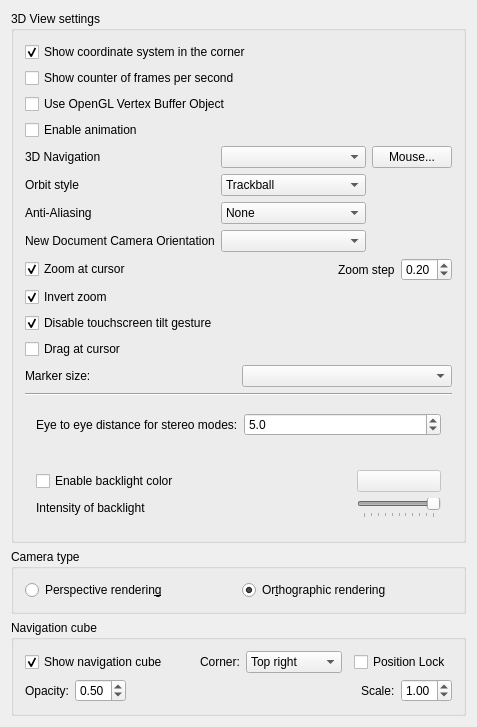
Old version of the form src/Gui/DlgSettings3DView.ui in the repository tyszja/FreeCAD.
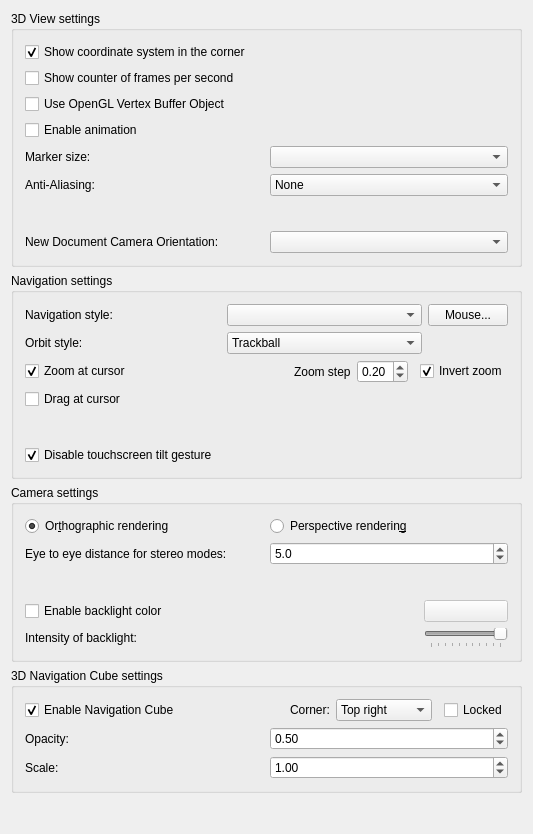
New version of the form. Custom widgets are drawn as their Qt base class.

Commit message:
UI/Preferences/3D: Revamp the layout
This change regroups all this mix of widgets.
New layout and more meaningfull group boxes were added.

Diff of the .ui file:
```diff
--- a/src/Gui/DlgSettings3DView.ui
+++ b/src/Gui/DlgSettings3DView.ui
@@ -6,10 +6,16 @@
    <rect>
     <x>0</x>
     <y>0</y>
-    <width>477</width>
-    <height>630</height>
+    <width>533</width>
+    <height>834</height>
    </rect>
   </property>
+  <property name="sizePolicy">
+   <sizepolicy hsizetype="MinimumExpanding" vsizetype="Preferred">
+    <horstretch>0</horstretch>
+    <verstretch>0</verstretch>
+   </sizepolicy>
+  </property>
   <property name="windowTitle">
    <string>3D View</string>
   </property>
@@ -82,66 +88,47 @@
        </widget>
       </item>
       <item>
-       <layout class="QGridLayout" name="gridLayout2">
-        <item row="0" column="0">
-         <widget class="QLabel" name="navigationLabel">
-          <property name="text">
-           <string>3D Navigation</string>
-          </property>
-         </widget>
-        </item>
-        <item row="0" column="1">
-         <widget class="QComboBox" name="comboNavigationStyle">
-          <property name="currentIndex">
-           <number>-1</number>
-          </property>
-         </widget>
-        </item>
-        <item row="0" column="2">
-         <widget class="QPushButton" name="mouseButton">
-          <property name="sizePolicy">
-           <sizepolicy hsizetype="Maximum" vsizetype="Fixed">
-            <horstretch>0</horstretch>
-            <verstretch>0</verstretch>
-           </sizepolicy>
-          </property>
-          <property name="text">
-           <string>Mouse...</string>
-          </property>
-         </widget>
-        </item>
-        <item row="1" column="0">
-         <widget class="QLabel" name="orbitLabel">
-          <property name="text">
-           <string>Orbit style</string>
-          </property>
-         </widget>
-        </item>
-        <item row="1" column="1">
-         <widget class="QComboBox" name="comboOrbitStyle">
-          <property name="currentIndex">
-           <number>1</number>
-          </property>
+       <layout class="QHBoxLayout">
+        <property name="spacing">
+         <number>6</number>
+        </property>
+        <property name="leftMargin">
+         <number>0</number>
+        </property>
+        <property name="topMargin">
+         <number>0</number>
+        </property>
+        <property name="rightMargin">
+         <number>0</number>
+        </property>
+        <property name="bottomMargin">
+         <number>0</number>
+        </property>
           <item>
+         <widget class="QLabel" name="markerSizeLabel">
            <property name="text">
-            <string>Turntable</string>
-           </property>
+           <string>Marker size:</string>
+          </property>
+         </widget>
           </item>
           <item>
-           <property name="text">
-            <string>Trackball</string>
-           </property>
-          </item>
-         </widget>
-        </item>
-        <item row="2" column="0">
+         <widget class="QComboBox" name="boxMarkerSize"/>
+        </item>
+       </layout>
+      </item>
+      <item>
+       <layout class="QHBoxLayout" name="horizontalLayout_10">
+        <property name="topMargin">
+         <number>0</number>
+        </property>
+        <item>
          <widget class="QLabel" name="aliasingLAbel">
           <property name="text">
-           <string>Anti-Aliasing</string>
+           <string>Anti-Aliasing:</string>
           </property>
          </widget>
         </item>
-        <item row="2" column="1">
+        <item>
          <widget class="Gui::PrefComboBox" name="comboAliasing">
           <property name="prefEntry" stdset="0">
            <cstring>AntiAliasing</cstring>
@@ -176,21 +163,107 @@
           </item>
          </widget>
         </item>
-        <item row="3" column="0">
+       </layout>
+      </item>
+      <item>
+       <spacer name="verticalSpacer">
+        <property name="orientation">
+         <enum>Qt::Vertical</enum>
+        </property>
+        <property name="sizeHint" stdset="0">
+         <size>
+          <width>20</width>
+          <height>40</height>
+         </size>
+        </property>
+       </spacer>
+      </item>
+      <item>
+       <layout class="QHBoxLayout" name="horizontalLayout_11">
+        <property name="topMargin">
+         <number>0</number>
+        </property>
+        <item>
          <widget class="QLabel" name="newDocViewLabel">
           <property name="text">
-           <string>New Document Camera Orientation</string>
+           <string>New Document Camera Orientation:</string>
           </property>
          </widget>
         </item>
-        <item row="3" column="1">
-         <widget class="QComboBox" name="comboNewDocView">
+        <item>
+         <widget class="QComboBox" name="comboNewDocView"/>
+        </item>
+       </layout>
+      </item>
+     </layout>
+    </widget>
+   </item>
+   <item>
+    <widget class="QGroupBox" name="groupBox">
+     <property name="title">
+      <string>Navigation settings</string>
+     </property>
+     <layout class="QVBoxLayout" name="verticalLayout_5">
+      <item>
+       <layout class="QGridLayout" name="gridLayout2">
+        <item row="1" column="1">
+         <widget class="QComboBox" name="comboOrbitStyle">
+          <property name="currentIndex">
+           <number>1</number>
+          </property>
+          <item>
+           <property name="text">
+            <string>Turntable</string>
+           </property>
+          </item>
+          <item>
+           <property name="text">
+            <string>Trackball</string>
+           </property>
+          </item>
+         </widget>
+        </item>
+        <item row="0" column="2">
+         <widget class="QPushButton" name="mouseButton">
+          <property name="sizePolicy">
+           <sizepolicy hsizetype="Maximum" vsizetype="Fixed">
+            <horstretch>0</horstretch>
+            <verstretch>0</verstretch>
+           </sizepolicy>
+          </property>
+          <property name="text">
+           <string>Mouse...</string>
+          </property>
+         </widget>
+        </item>
+        <item row="0" column="0">
+         <widget class="QLabel" name="navigationLabel">
+          <property name="text">
+           <string>Navigation style:</string>
+          </property>
+         </widget>
+        </item>
+        <item row="0" column="1">
+         <widget class="QComboBox" name="comboNavigationStyle">
+          <property name="currentIndex">
+           <number>-1</number>
+          </property>
+         </widget>
+        </item>
+        <item row="1" column="0">
+         <widget class="QLabel" name="orbitLabel">
+          <property name="text">
+           <string>Orbit style:</string>
+          </property>
          </widget>
         </item>
        </layout>
       </item>
       <item>
        <layout class="QHBoxLayout" name="horizontalLayout">
+        <property name="spacing">
+         <number>12</number>
+        </property>
         <item>
          <widget class="Gui::PrefCheckBox" name="checkBoxZoomAtCursor">
           <property name="text">
@@ -221,6 +294,8 @@
          </spacer>
         </item>
         <item>
+         <layout class="QHBoxLayout" name="horizontalLayout_9">
+          <item>
          <widget class="QLabel" name="label">
           <property name="text">
            <string>Zoom step</string>
@@ -267,6 +342,37 @@
         </property>
        </widget>
       </item>
+       </layout>
+      </item>
+      <item>
+       <widget class="Gui::PrefCheckBox" name="checkBoxDragAtCursor">
+        <property name="text">
+         <string>Drag at cursor</string>
+        </property>
+        <property name="checked">
+         <bool>false</bool>
+        </property>
+        <property name="prefEntry" stdset="0">
+         <cstring>DragAtCursor</cstring>
+        </property>
+        <property name="prefPath" stdset="0">
+         <cstring>View</cstring>
+        </property>
+       </widget>
+      </item>
+      <item>
+       <spacer name="verticalSpacer_2">
+        <property name="orientation">
+         <enum>Qt::Vertical</enum>
+        </property>
+        <property name="sizeHint" stdset="0">
+         <size>
+          <width>20</width>
+          <height>40</height>
+         </size>
+        </property>
+       </spacer>
+      </item>
       <item>
        <widget class="Gui::PrefCheckBox" name="checkBoxDisableTilt">
         <property name="toolTip">
@@ -286,80 +392,97 @@
         </property>
        </widget>
       </item>
+     </layout>
+    </widget>
+   </item>
       <item>
-       <widget class="Gui::PrefCheckBox" name="checkBoxDragAtCursor">
-        <property name="text">
-         <string>Drag at cursor</string>
-        </property>
-        <property name="checked">
+    <widget class="QGroupBox" name="groupBoxCamera">
+     <property name="sizePolicy">
+      <sizepolicy hsizetype="Preferred" vsizetype="Preferred">
+       <horstretch>0</horstretch>
+       <verstretch>0</verstretch>
+      </sizepolicy>
+     </property>
+     <property name="title">
+      <string>Camera settings</string>
+     </property>
+     <property name="flat">
          <bool>false</bool>
         </property>
-        <property name="prefEntry" stdset="0">
-         <cstring>DragAtCursor</cstring>
-        </property>
-        <property name="prefPath" stdset="0">
-         <cstring>View</cstring>
-        </property>
-       </widget>
-      </item>
-      <item>
-       <layout class="QHBoxLayout">
+     <layout class="QVBoxLayout" name="verticalLayout_3">
         <property name="spacing">
          <number>6</number>
         </property>
         <property name="leftMargin">
-         <number>0</number>
+       <number>11</number>
         </property>
         <property name="topMargin">
-         <number>0</number>
+       <number>11</number>
         </property>
         <property name="rightMargin">
+       <number>11</number>
+      </property>
+      <property name="bottomMargin">
+       <number>11</number>
+      </property>
+      <item>
+       <layout class="QHBoxLayout" name="horizontalLayout_8">
+        <property name="leftMargin">
          <number>0</number>
         </property>
+        <property name="topMargin">
+         <number>0</number>
+        </property>
         <property name="bottomMargin">
          <number>0</number>
         </property>
         <item>
-         <widget class="QLabel" name="markerSizeLabel">
+         <widget class="Gui::PrefRadioButton" name="radioOrthographic">
           <property name="text">
-           <string>Marker size:</string>
+           <string>Or&amp;thographic rendering</string>
+          </property>
+          <property name="checked">
+           <bool>true</bool>
+          </property>
+          <property name="prefEntry" stdset="0">
+           <cstring>Orthographic</cstring>
+          </property>
+          <property name="prefPath" stdset="0">
+           <cstring>View</cstring>
           </property>
          </widget>
         </item>
         <item>
-         <widget class="QComboBox" name="boxMarkerSize"/>
+         <widget class="Gui::PrefRadioButton" name="radioPerspective">
+          <property name="text">
+           <string>Perspective renderin&amp;g</string>
+          </property>
+          <property name="prefEntry" stdset="0">
+           <cstring>Perspective</cstring>
+          </property>
+          <property name="prefPath" stdset="0">
+           <cstring>View</cstring>
+          </property>
+         </widget>
         </item>
        </layout>
       </item>
-      <item>
-       <widget class="Line" name="line1">
-        <property name="frameShape">
-         <enum>QFrame::HLine</enum>
-        </property>
-        <property name="frameShadow">
-         <enum>QFrame::Sunken</enum>
-        </property>
-        <property name="orientation">
-         <enum>Qt::Horizontal</enum>
-        </property>
-       </widget>
-      </item>
       <item>
        <layout class="QHBoxLayout" name="eyedistanceLayout">
         <property name="spacing">
          <number>6</number>
         </property>
         <property name="leftMargin">
-         <number>11</number>
+         <number>0</number>
         </property>
         <property name="topMargin">
-         <number>11</number>
+         <number>0</number>
         </property>
         <property name="rightMargin">
-         <number>11</number>
+         <number>0</number>
         </property>
         <property name="bottomMargin">
-         <number>11</number>
+         <number>0</number>
         </property>
         <item>
          <widget class="QLabel" name="textLabel1">
@@ -396,69 +519,35 @@
        </layout>
       </item>
       <item>
-       <widget class="QFrame" name="frame">
-        <property name="frameShape">
-         <enum>QFrame::StyledPanel</enum>
+       <spacer name="verticalSpacer_3">
+        <property name="orientation">
+         <enum>Qt::Vertical</enum>
         </property>
-        <property name="frameShadow">
-         <enum>QFrame::Raised</enum>
+        <property name="sizeHint" stdset="0">
+         <size>
+          <width>20</width>
+          <height>40</height>
+         </size>
         </property>
-       </widget>
+       </spacer>
       </item>
       <item>
        <layout class="QGridLayout" name="backlightLayout">
         <property name="leftMargin">
-         <number>11</number>
+         <number>0</number>
         </property>
         <property name="topMargin">
-         <number>11</number>
+         <number>0</number>
         </property>
         <property name="rightMargin">
-         <number>11</number>
+         <number>0</number>
         </property>
         <property name="bottomMargin">
-         <number>11</number>
+         <number>0</number>
         </property>
         <property name="spacing">
          <number>6</number>
         </property>
-        <item row="1" column="1">
-         <widget class="Gui::PrefSlider" name="sliderIntensity">
-          <property name="enabled">
-           <bool>false</bool>
-          </property>
-          <property name="sizePolicy">
-           <sizepolicy hsizetype="Fixed" vsizetype="Fixed">
-            <horstretch>0</horstretch>
-            <verstretch>0</verstretch>
-           </sizepolicy>
-          </property>
-          <property name="maximum">
-           <number>100</number>
-          </property>
-          <property name="singleStep">
-           <number>1</number>
-          </property>
-          <property name="value">
-           <number>100</number>
-          </property>
-          <property name="orientation">
-           <enum>Qt::Horizontal</enum>
-          </property>
-          <property name="tickPosition">
-           <enum>QSlider::TicksBelow</enum>
-          </property>
-          <property name="tickInterval">
-           <number>10</number>
-          </property>
-          <property name="prefEntry" stdset="0">
-           <cstring>BacklightIntensity</cstring>
-          </property>
-          <property name="prefPath" stdset="0">
-           <cstring>View</cstring>
-          </property>
-         </widget>
-        </item>
         <item row="0" column="1">
          <widget class="Gui::PrefColorButton" name="backlightColor">
           <property name="enabled">
@@ -479,13 +568,6 @@
           </property>
          </widget>
         </item>
-        <item row="1" column="0">
-         <widget class="QLabel" name="backlightLabel">
-          <property name="text">
-           <string>Intensity of backlight</string>
-          </property>
-         </widget>
-        </item>
         <item row="0" column="0">
          <widget class="Gui::PrefCheckBox" name="checkBoxBacklight">
           <property name="text">
@@ -499,76 +581,154 @@
           </property>
          </widget>
         </item>
-       </layout>
-      </item>
-     </layout>
-    </widget>
-   </item>
-   <item>
-    <widget class="QGroupBox" name="groupBoxCamera">
-     <property name="title">
-      <string>Camera type</string>
-     </property>
-     <layout class="QGridLayout" name="gridLayout1">
-      <property name="leftMargin">
-       <number>11</number>
-      </property>
-      <property name="topMargin">
-       <number>11</number>
-      </property>
-      <property name="rightMargin">
-       <number>11</number>
-      </property>
-      <property name="bottomMargin">
-       <number>11</number>
-      </property>
-      <property name="spacing">
-       <number>6</number>
-      </property>
-      <item row="0" column="1">
-       <widget class="Gui::PrefRadioButton" name="radioOrthographic">
-        <property name="text">
-         <string>Or&amp;thographic rendering</string>
-        </property>
-        <property name="checked">
-         <bool>true</bool>
+        <item row="1" column="0">
+         <widget class="QLabel" name="backlightLabel">
+          <property name="text">
+           <string>Intensity of backlight:</string>
+          </property>
+         </widget>
+        </item>
+        <item row="1" column="1">
+         <widget class="Gui::PrefSlider" name="sliderIntensity">
+          <property name="enabled">
+           <bool>false</bool>
+          </property>
+          <property name="sizePolicy">
+           <sizepolicy hsizetype="Fixed" vsizetype="Fixed">
+            <horstretch>0</horstretch>
+            <verstretch>0</verstretch>
+           </sizepolicy>
+          </property>
+          <property name="maximum">
+           <number>100</number>
+          </property>
+          <property name="singleStep">
+           <number>1</number>
+          </property>
+          <property name="value">
+           <number>100</number>
+          </property>
+          <property name="orientation">
+           <enum>Qt::Horizontal</enum>
+          </property>
+          <property name="tickPosition">
+           <enum>QSlider::TicksBelow</enum>
+          </property>
+          <property name="tickInterval">
+           <number>10</number>
         </property>
         <property name="prefEntry" stdset="0">
-         <cstring>Orthographic</cstring>
+           <cstring>BacklightIntensity</cstring>
         </property>
         <property name="prefPath" stdset="0">
          <cstring>View</cstring>
         </property>
        </widget>
       </item>
-      <item row="0" column="0">
-       <widget class="Gui::PrefRadioButton" name="radioPerspective">
-        <property name="text">
-         <string>Perspective renderin&amp;g</string>
-        </property>
-        <property name="prefEntry" stdset="0">
-         <cstring>Perspective</cstring>
-        </property>
-        <property name="prefPath" stdset="0">
-         <cstring>View</cstring>
-        </property>
-       </widget>
+       </layout>
       </item>
      </layout>
     </widget>
    </item>
    <item>
     <widget class="QGroupBox" name="groupBoxNaviCube">
+     <property name="sizePolicy">
+      <sizepolicy hsizetype="Preferred" vsizetype="Preferred">
+       <horstretch>0</horstretch>
+       <verstretch>0</verstretch>
+      </sizepolicy>
+     </property>
      <property name="title">
-      <string>Navigation cube</string>
+      <string>3D Navigation Cube settings</string>
      </property>
-     <layout class="QVBoxLayout" name="NaviCubeLayout">
+     <layout class="QGridLayout" name="gridLayout">
+      <item row="2" column="0">
+       <layout class="QHBoxLayout" name="horizontalLayout_2">
       <item>
-        <layout class="QHBoxLayout">
+         <widget class="QLabel" name="labelScale">
+          <property name="text">
+           <string>Scale:</string>
+          </property>
+         </widget>
+        </item>
+        <item>
+         <widget class="Gui::PrefDoubleSpinBox" name="SpinBox_Scale">
+          <property name="minimum">
+           <double>0.800000000000000</double>
+          </property>
+          <property name="maximum">
+           <double>1.500000000000000</double>
+          </property>
+          <property name="singleStep">
+           <double>0.050000000000000</double>
+          </property>
+          <property name="value">
+           <double>1.000000000000000</double>
+          </property>
+          <property name="prefEntry" stdset="0">
+           <cstring>NaviCubeScale</cstring>
+          </property>
+          <property name="prefPath" stdset="0">
+           <cstring>View</cstring>
+          </property>
+         </widget>
+        </item>
+       </layout>
+      </item>
+      <item row="1" column="0">
+       <layout class="QHBoxLayout" name="horizontalLayout_4">
+        <item>
+         <widget class="QLabel" name="labelOpacity">
+          <property name="text">
+           <string>Opacity:</string>
+          </property>
+         </widget>
+        </item>
+        <item>
+         <widget class="Gui::PrefDoubleSpinBox" name="SpinBox_Opacity">
+          <property name="minimum">
+           <double>0.200000000000000</double>
+          </property>
+          <property name="maximum">
+           <double>1.000000000000000</double>
+          </property>
+          <property name="singleStep">
+           <double>0.050000000000000</double>
+          </property>
+          <property name="value">
+           <double>0.500000000000000</double>
+          </property>
+          <property name="prefEntry" stdset="0">
+           <cstring>NaviCubeOpacity</cstring>
+          </property>
+          <property name="prefPath" stdset="0">
+           <cstring>View</cstring>
+          </property>
+         </widget>
+        </item>
+       </layout>
+      </item>
+      <item row="0" column="0">
+       <layout class="QHBoxLayout" name="horizontalLayout_5">
+        <property name="spacing">
+         <number>12</number>
+        </property>
+        <property name="leftMargin">
+         <number>0</number>
+        </property>
+        <property name="topMargin">
+         <number>0</number>
+        </property>
+        <property name="rightMargin">
+         <number>0</number>
+        </property>
+        <property name="bottomMargin">
+         <number>0</number>
+        </property>
          <item>
           <widget class="Gui::PrefCheckBox" name="CheckBox_NaviCube">
            <property name="text">
-            <string>Show navigation cube</string>
+           <string>Enable Navigation Cube</string>
            </property>
            <property name="checked">
             <bool>true</bool>
@@ -582,7 +742,7 @@
           </widget>
          </item>
          <item>
-          <spacer>
+         <spacer name="horizontalSpacer_2">
            <property name="orientation">
             <enum>Qt::Horizontal</enum>
            </property>
@@ -594,6 +754,8 @@
            </property>
           </spacer>
          </item>
+        <item>
+         <layout class="QHBoxLayout" name="horizontalLayout_3">
          <item>
           <widget class="QLabel" name="cornerLabel">
            <property name="text">
@@ -628,23 +790,12 @@
            </item>
           </widget>
          </item>
-         <item>
-          <spacer>
-           <property name="orientation">
-            <enum>Qt::Horizontal</enum>
-           </property>
-           <property name="sizeHint" stdset="0">
-            <size>
-             <width>20</width>
-             <height>20</height>
-            </size>
-           </property>
-          </spacer>
+         </layout>
          </item>
          <item>
           <widget class="Gui::PrefCheckBox" name="CheckBox_LockNaviCube">
            <property name="text">
-            <string>Position Lock</string>
+           <string>Locked</string>
            </property>
            <property name="checked">
             <bool>false</bool>
@@ -659,93 +810,18 @@
          </item>
         </layout>
       </item>
-      <item>
-       <layout class="QHBoxLayout">
-        <item>
-         <widget class="QLabel" name="labelOpacity">
-          <property name="text">
-           <string>Opacity:</string>
-          </property>
-         </widget>
-        </item>
-        <item>
-         <widget class="Gui::PrefDoubleSpinBox" name="SpinBox_Opacity">
-          <property name="minimum">
-           <double>0.100000000000000</double>
-          </property>
-          <property name="maximum">
-           <double>1.000000000000000</double>
-          </property>
-          <property name="singleStep">
-           <double>0.050000000000000</double>
-          </property>
-          <property name="value">
-           <double>0.500000000000000</double>
-          </property>
-          <property name="prefEntry" stdset="0">
-           <cstring>NaviCubeOpacity</cstring>
-          </property>
-          <property name="prefPath" stdset="0">
-           <cstring>View</cstring>
-          </property>
-         </widget>
-        </item>
-        <item>
-         <spacer>
-          <property name="orientation">
-           <enum>Qt::Horizontal</enum>
-          </property>
-          <property name="sizeHint" stdset="0">
-           <size>
-            <width>20</width>
-            <height>20</height>
-           </size>
-          </property>
-         </spacer>
-        </item>
-        <item>
-         <widget class="QLabel" name="labelScale">
-          <property name="text">
-           <string>Scale:</string>
-          </property>
-         </widget>
-        </item>
-        <item>
-         <widget class="Gui::PrefDoubleSpinBox" name="SpinBox_Scale">
-          <property name="minimum">
-           <double>0.800000000000000</double>
-          </property>
-          <property name="maximum">
-           <double>1.500000000000000</double>
-          </property>
-          <property name="singleStep">
-           <double>0.050000000000000</double>
-          </property>
-          <property name="value">
-           <double>1.000000000000000</double>
-          </property>
-          <property name="prefEntry" stdset="0">
-           <cstring>NaviCubeScale</cstring>
-          </property>
-          <property name="prefPath" stdset="0">
-           <cstring>View</cstring>
-          </property>
-         </widget>
-        </item>
-       </layout>
-      </item>
-     </layout>
+     </layout>
     </widget>
    </item>
    <item>
-    <spacer>
+    <spacer name="verticalSpacer_4">
      <property name="orientation">
       <enum>Qt::Vertical</enum>
      </property>
      <property name="sizeHint" stdset="0">
       <size>
-       <width>455</width>
-       <height>16</height>
+       <width>20</width>
+       <height>40</height>
       </size>
      </property>
     </spacer>
```
Left out of the diff: 7 changed lines with no effect on the pictures. Lines whose indentation alone changed are shown as unchanged.
